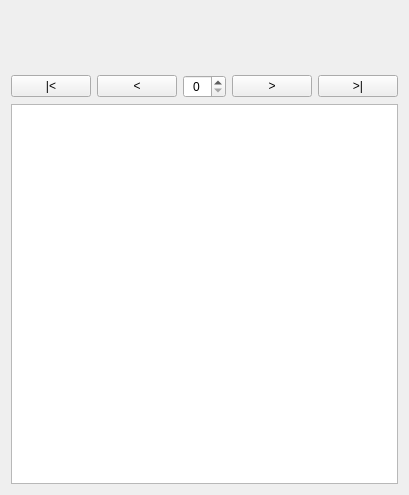
First picture: the form in src/presentation/controls/pgn_playercontrol.ui, repository karagog/GKChess, before the edit.
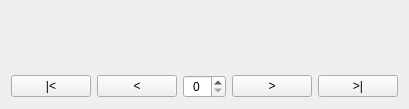
Second picture: the form after the edit. Custom widgets are drawn as their Qt base class.

The edit to the form file:
```diff
--- a/src/presentation/controls/pgn_playercontrol.ui
+++ b/src/presentation/controls/pgn_playercontrol.ui
@@ -7,7 +7,7 @@
     <x>0</x>
     <y>0</y>
     <width>409</width>
-    <height>495</height>
+    <height>107</height>
    </rect>
   </property>
   <property name="windowTitle">
@@ -137,18 +137,8 @@
      </layout>
     </widget>
    </item>
-   <item>
-    <widget class="GKChess::UI::PGNView" name="pgn_view"/>
-   </item>
   </layout>
  </widget>
- <customwidgets>
-  <customwidget>
-   <class>GKChess::UI::PGNView</class>
-   <extends>QTextBrowser</extends>
-   <header>gkchess_pgnview.h</header>
-  </customwidget>
- </customwidgets>
  <resources/>
  <connections>
   <connection>
```
